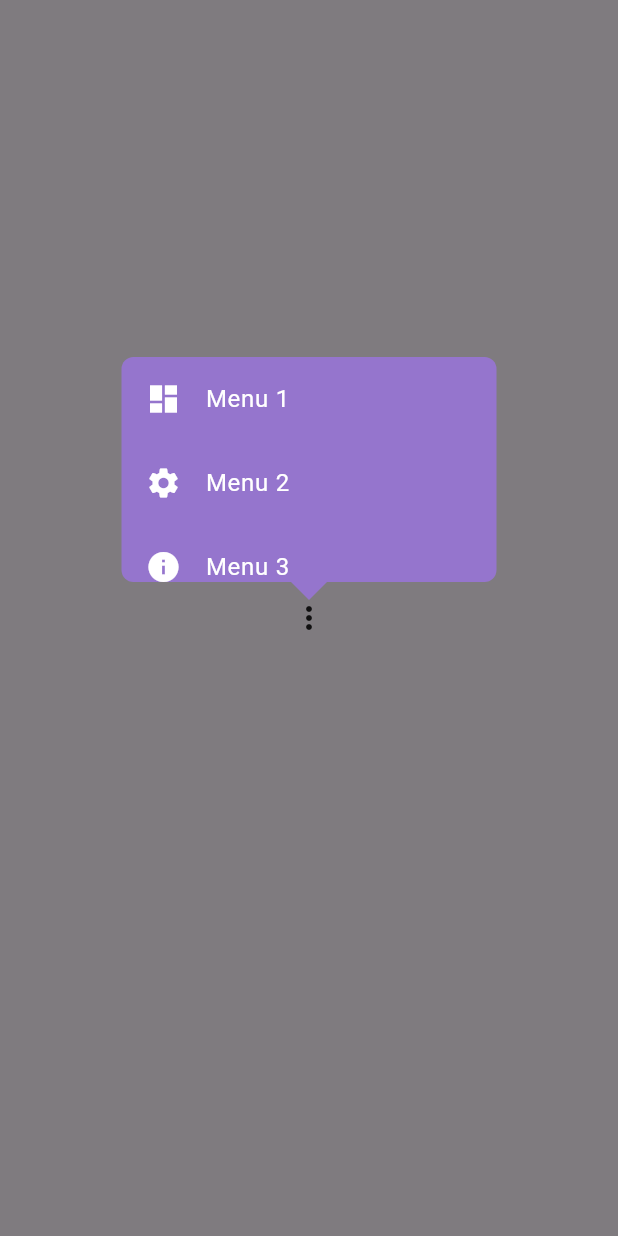
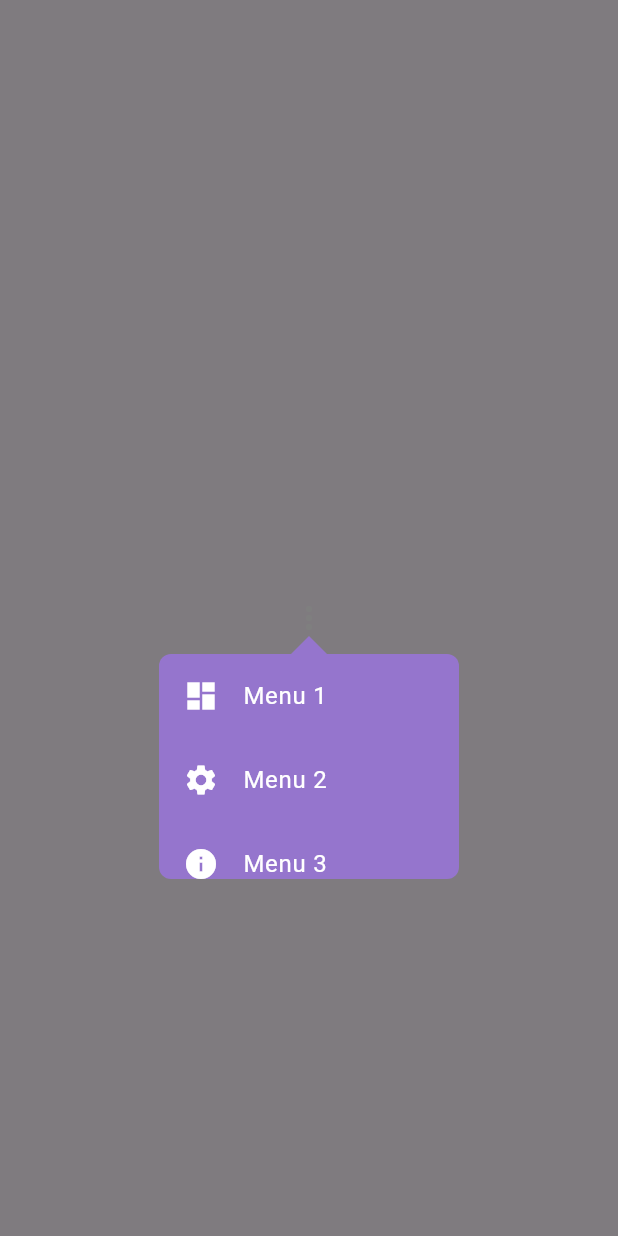
Before and after one commit to OrewaKimi/Flutter_PopUpMenu, a Flutter app: the screen it shows after launch, after a tap on the "more vert" icon, on a phone screen of 412 x 824 dp. Run offline on Flutter 3.47's test engine with Material 3 defaults, Android fonts, the phone set to English and light mode, and no system bars; our stand-ins replace popover.

Commit message:
update color

```diff
--- a/lib/button.dart
+++ b/lib/button.dart
@@ -8,13 +8,18 @@ class MyButton extends StatelessWidget {
   @override
   Widget build(BuildContext context) {
     return GestureDetector(
-      onTap: () => showPopover(context: context, bodyBuilder: (context) => MenuItems(),
-      width: 250,
-      height: 150,
-      backgroundColor: Colors.deepPurple.shade300,
-      direction: PopoverDirection.top,
+      onTap: () => showPopover(
+        context: context,
+        bodyBuilder: (context) => const MenuItems(),
+        width: 200,
+        height: 150,
+        backgroundColor: Colors.deepPurple.shade300,
+        direction: PopoverDirection.bottom,
       ),
-      child: Icon(Icons.more_vert),
+      child: const Icon(
+        Icons.more_vert,
+        color: Colors.white,
+      ),
     );
   }
 }
```
